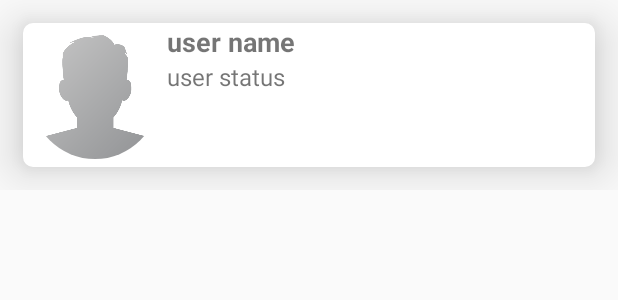
After one commit to fleckc3/Gigiddy, an Android app: the layout display_user_layout.xml on its own in the app's theme, with its tools: preview values and no code run, on a phone screen of 412 x 824 dp. The commit adds this screen. Shown: the top 300 px of the screen. Run offline under Robolectric (Android 15) with nearby library versions, the phone set to English and light mode, and no system bars.

Commit message:
Multiple features and updates:
	- Created a find friends page for people who are auth users in app
		- uses recyclerview adapter with display_user_layout.xml
	- made model file for that
	- changed register flow to go straight to settings to add image
	  username, and status
	- added back button for grouphats

```diff
--- a/app/build.gradle
+++ b/app/build.gradle
@@ -43,6 +43,7 @@ dependencies {
     // https://github.com/ArthurHub/Android-Image-Cropper
     api 'com.theartofdev.edmodo:android-image-cropper:2.8+'
     implementation 'com.github.bumptech.glide:glide:4.11.0'
+    implementation 'com.squareup.picasso:picasso:2.71828'
 
 
 }
--- a/app/src/main/java/sda/oscail/edu/gigiddy/GroupChat.java
+++ b/app/src/main/java/sda/oscail/edu/gigiddy/GroupChat.java
@@ -62,6 +62,9 @@ public class GroupChat extends AppCompatActivity {
         toolbar = findViewById(R.id.group_chat_bar);
         setSupportActionBar(toolbar);
         getSupportActionBar().setTitle(currentChatName);
+        getSupportActionBar().setDisplayHomeAsUpEnabled(true);
+        getSupportActionBar().setDisplayShowHomeEnabled(true);
+
 
         //initialise chat view objects
         sendMessaegBtn = findViewById(R.id.send_message_btn);
--- a/app/src/main/java/sda/oscail/edu/gigiddy/MainActivity.java
+++ b/app/src/main/java/sda/oscail/edu/gigiddy/MainActivity.java
@@ -112,7 +112,8 @@ public class MainActivity extends AppCompatActivity {
         }
 
         if(item.getItemId() == R.id.find_friends_option) {
-
+            Intent findMemberActivity = new Intent(MainActivity.this, FindMembers.class);
+            startActivity(findMemberActivity);
         }
 
         return true;
--- a/app/src/main/java/sda/oscail/edu/gigiddy/SignUp.java
+++ b/app/src/main/java/sda/oscail/edu/gigiddy/SignUp.java
@@ -68,9 +68,9 @@ public class SignUp extends AppCompatActivity {
                                 String currentUserID = mAuth.getCurrentUser().getUid();
                                 dbRef.child("Users").child(currentUserID).setValue("");
 
-                                Intent toMainActivity = new Intent(SignUp.this, MainActivity.class);
-                                toMainActivity.addFlags(Intent.FLAG_ACTIVITY_NEW_TASK | Intent.FLAG_ACTIVITY_CLEAR_TASK);
-                                startActivity(toMainActivity);
+                                Intent toSettingsActivity = new Intent(SignUp.this, Settings.class);
+                                toSettingsActivity.addFlags(Intent.FLAG_ACTIVITY_NEW_TASK | Intent.FLAG_ACTIVITY_CLEAR_TASK);
+                                startActivity(toSettingsActivity);
                                 finish();
                             }
                         }
--- /dev/null
+++ b/app/src/main/res/layout/display_user_layout.xml
@@ -0,0 +1,62 @@
+<?xml version="1.0" encoding="utf-8"?>
+<RelativeLayout
+   xmlns:android="http://schemas.android.com/apk/res/android"
+    android:layout_width="match_parent"
+    android:layout_height="wrap_content">
+    <!-- Ref:   https://www.youtube.com/watch?v=wARTe1uy8CA&list=PLxefhmF0pcPmtdoud8f64EpgapkclCllj&index=29  -->
+
+    <LinearLayout
+        android:layout_width="match_parent"
+        android:layout_height="wrap_content"
+        android:layout_margin="15dp"
+        android:orientation="horizontal"
+        android:background="@drawable/rectangle"
+        android:elevation="20dp">
+
+        <de.hdodenhof.circleimageview.CircleImageView
+            android:id="@+id/user_profile_image"
+            android:layout_width="85dp"
+            android:layout_height="85dp"
+            android:layout_margin="5dp"
+            android:src="@drawable/profile_image"/>
+
+        <LinearLayout
+            android:layout_width="match_parent"
+            android:layout_height="wrap_content"
+            android:orientation="vertical">
+
+            <LinearLayout
+                android:layout_width="match_parent"
+                android:layout_height="wrap_content"
+                android:orientation="horizontal">
+
+                <TextView
+                    android:id="@+id/user_profile_name"
+                    android:layout_width="200dp"
+                    android:layout_height="wrap_content"
+                    android:text="user name"
+                    android:textAlignment="textStart"
+                    android:textStyle="bold"
+                    android:textSize="18sp"/>
+                <ImageView
+                    android:id="@+id/online_status"
+                    android:layout_width="18dp"
+                    android:layout_height="18dp"
+                    android:layout_marginTop="5dp"
+                    android:src="@drawable/online_notification"
+                    android:visibility="invisible"/>
+            </LinearLayout>
+
+            <TextView
+                android:id="@+id/user_status"
+                android:layout_width="match_parent"
+                android:layout_height="wrap_content"
+                android:text="user status"
+                android:textAlignment="textStart"
+                android:textSize="16sp" />
+        </LinearLayout>
+
+
+    </LinearLayout>
+
+</RelativeLayout>
```
Also changed, not shown: app/src/main/AndroidManifest.xml (+5 -2 lines), app/src/main/java/sda/oscail/edu/gigiddy/Contacts.java (added, +41 -0 lines), app/src/main/java/sda/oscail/edu/gigiddy/FindMembers.java (added, +106 -0 lines), app/src/main/java/sda/oscail/edu/gigiddy/Settings.java (+12 -5 lines), app/src/main/res/layout/activity_find_members.xml (added, +25 -0 lines), app/src/main/res/drawable/online_notification.png (added).
